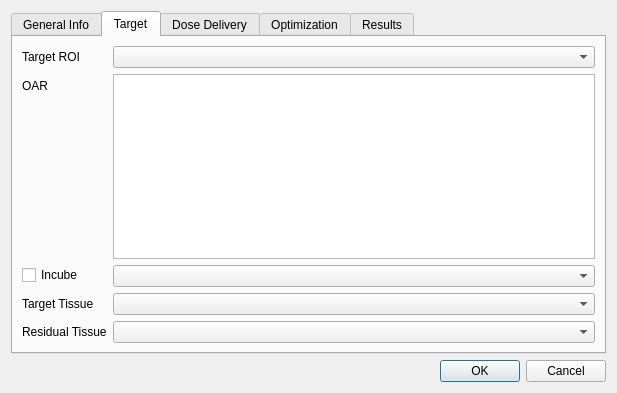
Qt form pytripgui/view/plan.ui (pytrip/pytripgui) before a commit.
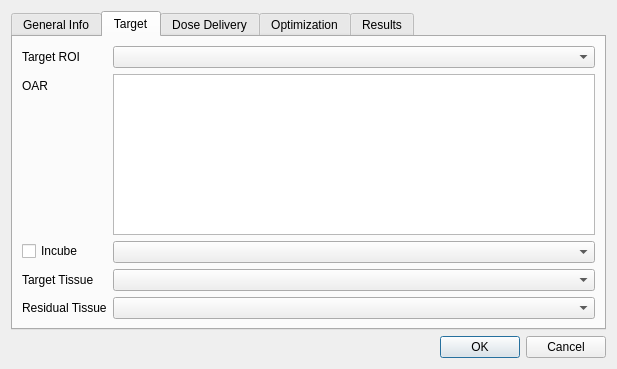
The same form after that commit. The open tabs and pages were chosen to show the change.

Commit message: plan MVC done, ok and close plan buttons works, edit plan from context menu works

```diff
--- a/pytripgui/view/plan.ui
+++ b/pytripgui/view/plan.ui
@@ -7,7 +7,7 @@
     <x>0</x>
     <y>0</y>
     <width>617</width>
-    <height>393</height>
+    <height>369</height>
    </rect>
   </property>
   <property name="windowTitle">
@@ -153,6 +153,12 @@
        </item>
        <item row="1" column="1">
         <widget class="QTreeWidget" name="OAR_treeWidget">
+         <property name="sizePolicy">
+          <sizepolicy hsizetype="Expanding" vsizetype="Expanding">
+           <horstretch>0</horstretch>
+           <verstretch>100</verstretch>
+          </sizepolicy>
+         </property>
          <attribute name="headerVisible">
           <bool>false</bool>
          </attribute>
```
The commit also changes 4 other files.
